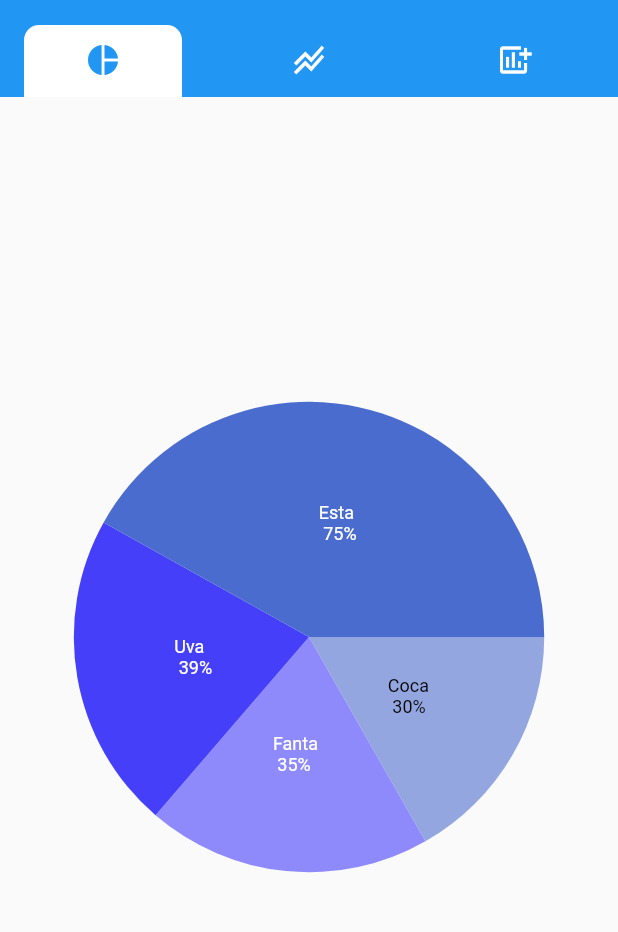
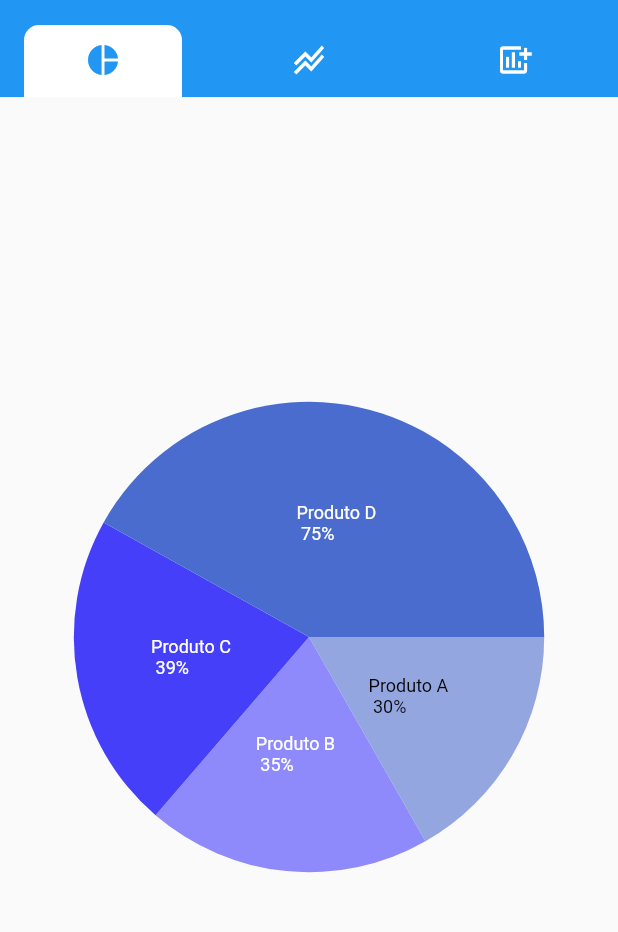
Before and after one commit to Irand27/MapaGerencial, a Flutter app: the HomePage screen opened directly, on a phone screen of 412 x 824 dp, the part 59-991 px from its top. Run offline on Flutter 3.47's test engine with Material 2 defaults, Android fonts, the phone set to English and light mode, and no system bars; our stand-ins replace get, syncfusion_flutter_charts.

Commit message:
apply corrections

```diff
--- a/lib/pages/home/charts/chart_line.dart
+++ b/lib/pages/home/charts/chart_line.dart
@@ -66,14 +66,14 @@ class _SyncFusionFlutterChartsLineState extends State<ChartsLine> {
         xValueMapper: (ChartSampleData sales, _) => sales.x,
         yValueMapper: (ChartSampleData sales, _) => sales.y,
         width: 2,
-        name: 'Biscoito de sal',
+        name: 'Produto 1',
         markerSettings: MarkerSettings(isVisible: true),
       ),
       LineSeries<ChartSampleData, num>(
         animationDuration: 2500,
         dataSource: chartData,
         width: 2,
-        name: 'Refrigerantes',
+        name: 'Produto 2',
         xValueMapper: (ChartSampleData sales, _) => sales.x,
         yValueMapper: (ChartSampleData sales, _) => sales.y2,
         markerSettings: MarkerSettings(
--- a/lib/pages/home/home_page.dart
+++ b/lib/pages/home/home_page.dart
@@ -50,25 +50,25 @@ class HomePage extends StatelessWidget {
                 ChartSampleData(
                   x: 'Coca',
                   y: 30,
-                  text: 'Coca \n 30%',
+                  text: 'Produto A \n 30%',
                   pointColor: Color(0xff93A6DF),
                 ),
                 ChartSampleData(
                   x: 'Fanta',
                   y: 35,
-                  text: 'Fanta \n 35%',
+                  text: 'Produto B \n 35%',
                   pointColor: Color(0xff8E8AFB),
                 ),
                 ChartSampleData(
                   x: 'Uva',
                   y: 39,
-                  text: 'Uva \n 39%',
+                  text: 'Produto C \n 39%',
                   pointColor: Color(0xff453FFA),
                 ),
                 ChartSampleData(
                   x: 'Antartida',
                   y: 75,
-                  text: 'Esta \n 75%',
+                  text: 'Produto D \n 75%',
                   pointColor: Color(0xff4A6CCE),
                 ),
               ],
```
